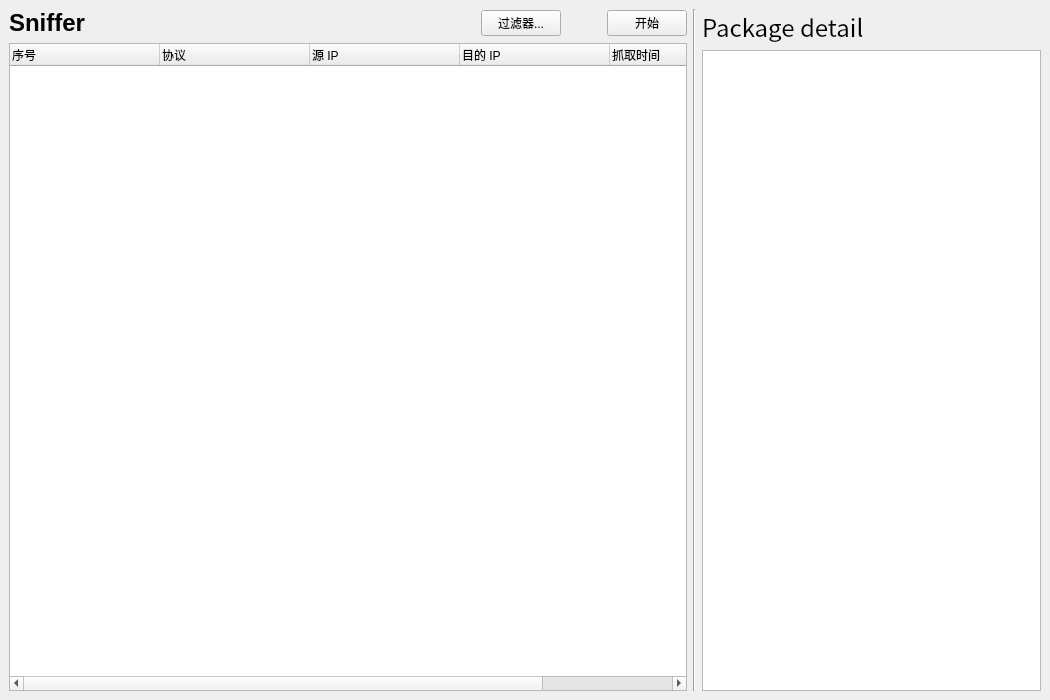
First picture: the form in src/mainwindow.ui, repository Paraworker/Sniffer, before the edit.
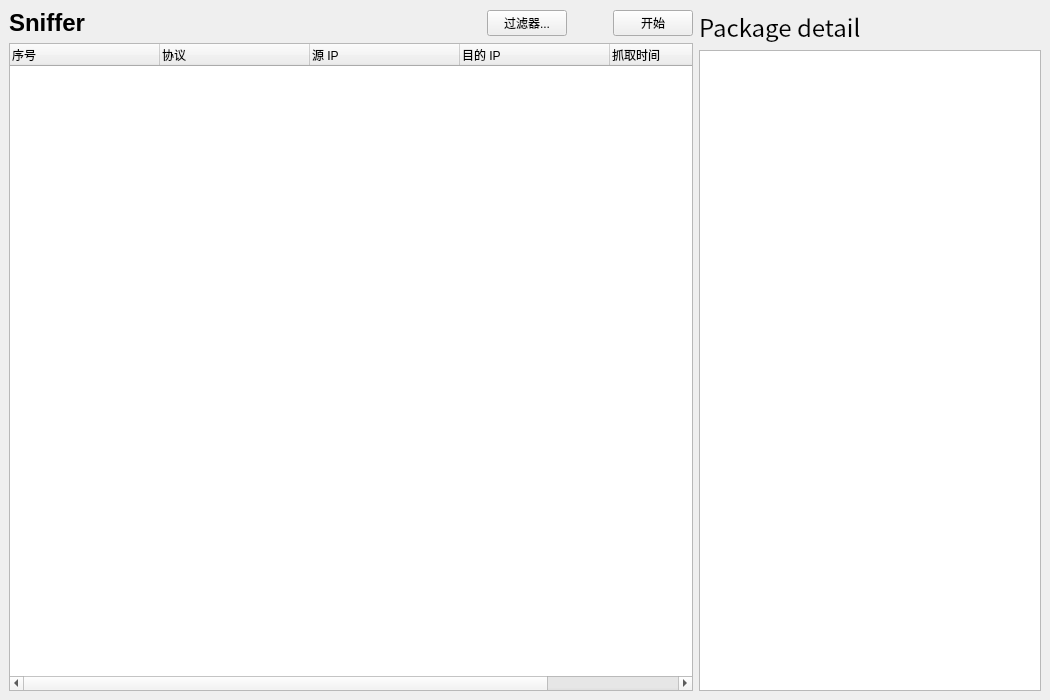
Second picture: the form after the edit.

Commit message: Remove Vertical Line

```diff
--- a/src/mainwindow.ui
+++ b/src/mainwindow.ui
@@ -22,7 +22,7 @@
   <widget class="QWidget" name="centralwidget">
    <layout class="QFormLayout" name="formLayout">
     <item row="0" column="0" colspan="2">
-     <layout class="QHBoxLayout" name="horizontalLayout_2" stretch="10,0,5">
+     <layout class="QHBoxLayout" name="horizontalLayout_2" stretch="10,5">
       <item>
        <layout class="QVBoxLayout" name="verticalLayout_2">
         <item>
@@ -161,13 +161,6 @@
         </item>
        </layout>
       </item>
-      <item>
-       <widget class="Line" name="line">
-        <property name="orientation">
-         <enum>Qt::Vertical</enum>
-        </property>
-       </widget>
-      </item>
       <item>
        <layout class="QVBoxLayout" name="verticalLayout">
         <item>
```
